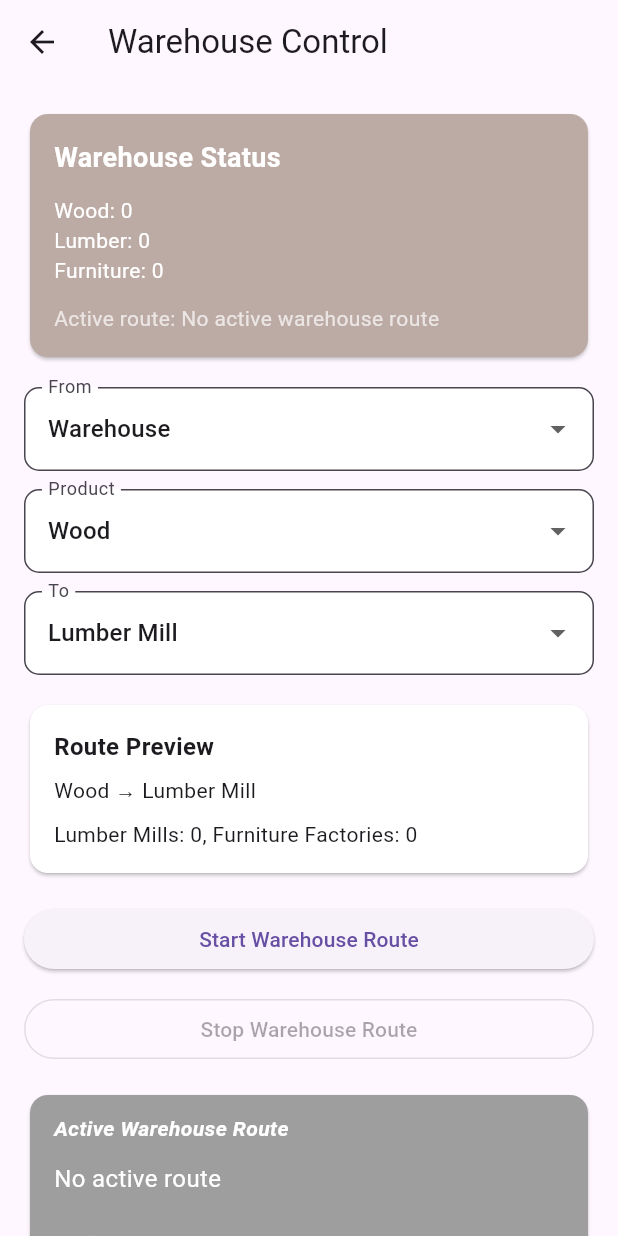
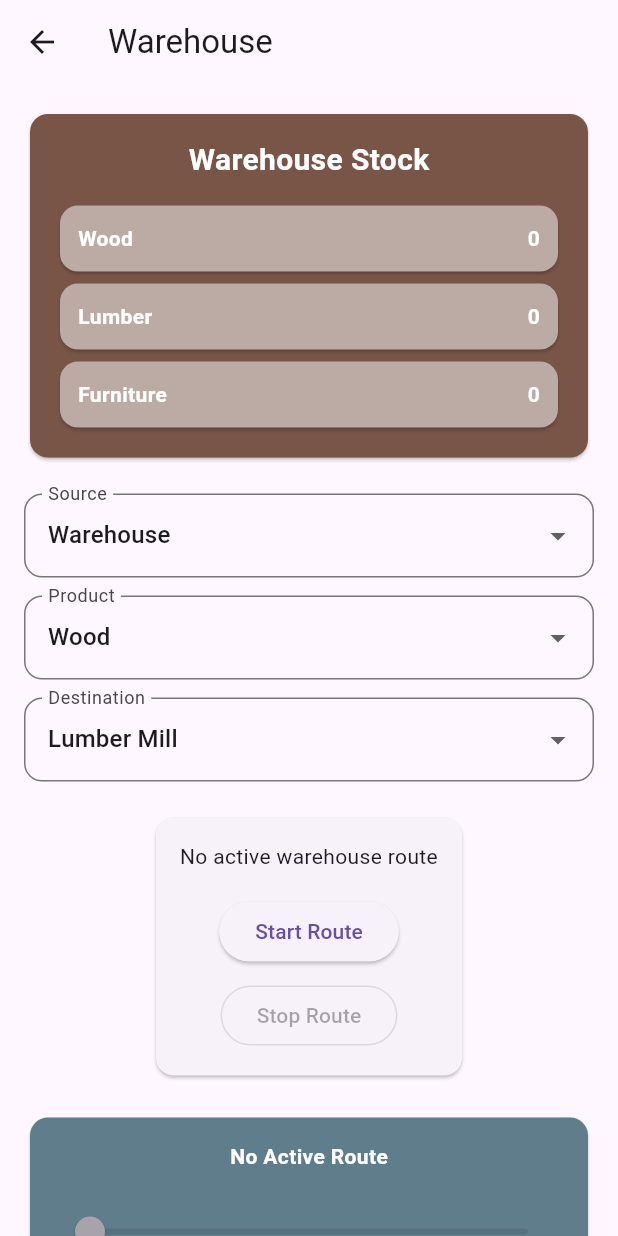
Before and after one commit to zekeriya2280/zelix_rised_trades, a Flutter app: the screen it shows after launch, after a tap on "Warehouse Stock (Tap to configure)", on a phone screen of 412 x 824 dp. Run offline on Flutter 3.47's test engine with Material 3 defaults, Android fonts, the phone set to English and light mode, and no system bars; our stand-ins replace cloud_firestore, firebase_core, flutter_riverpod; accounts and stored records are empty.

Commit message:
not working Warehouse system + started Firebase

```diff
--- a/lib/main.dart
+++ b/lib/main.dart
@@ -1,10 +1,12 @@
 import 'dart:async';
+import 'package:firebase_core/firebase_core.dart';
 import 'package:intl/intl.dart';
 import 'package:flutter/material.dart';
 
 import 'core/enums/resource_type.dart';
 import 'core/models/warehouse.dart';
 import 'screens/warehouse_screen.dart';
+import 'package:cloud_firestore/cloud_firestore.dart';
 
 enum WarehouseAction {
   none,
@@ -13,8 +15,10 @@ enum WarehouseAction {
   autoSell,
 }
 
-void main() {
-  runApp(const MyApp());
+void main() async {
+  WidgetsFlutterBinding.ensureInitialized();
+  await Firebase.initializeApp();
+  runApp(MyApp());
 }
 
 class MyApp extends StatelessWidget {
@@ -73,11 +77,15 @@ class _DashboardScreenState extends State<DashboardScreen> {
   int sellTimer = 0;
 
   Timer? timer;
+  final FirebaseFirestore firestore = FirebaseFirestore.instance;
+
 
   @override
-  void initState() {
+  void initState()  {
     super.initState();
-
+    Future.microtask(() async {
+    await logToFirestore("Game started");
+  });
     warehouse = Warehouse(
       id: 'main_warehouse',
       name: 'Main Warehouse',
@@ -93,7 +101,18 @@ class _DashboardScreenState extends State<DashboardScreen> {
       gameTick();
     });
   }
+  Future<void> logToFirestore(String message) async {
+  try {
+    final doc = await firestore.collection('activity_logs').add({
+      'message': message,
+      'timestamp': FieldValue.serverTimestamp(),
+    });
 
+    print('SUCCESS: ${doc.id}');
+  } catch (e) {
+    print('FIRESTORE ERROR: $e');
+  }
+}
   void gameTick() {
     // Only advance each production timer when the corresponding building exists.
     if (forests > 0) {
--- a/lib/screens/warehouse_screen.dart
+++ b/lib/screens/warehouse_screen.dart
@@ -1,7 +1,8 @@
 import 'package:flutter/material.dart';
-
 import '../core/enums/resource_type.dart';
 import '../core/models/warehouse.dart';
+import 'package:flutter_riverpod/flutter_riverpod.dart';
+import 'package:intl/intl.dart';
 
 class WarehouseScreen extends StatefulWidget {
   final Warehouse warehouse;
@@ -12,13 +13,16 @@ class WarehouseScreen extends StatefulWidget {
   final int furnitureProductionTimer;
   final int sellTimer;
   final int productionInterval;
+
   final String selectedSource;
   final String selectedProduct;
   final String selectedDestination;
   final String routeDescription;
+
   final ValueChanged<String> onSourceChanged;
   final ValueChanged<String> onProductChanged;
   final ValueChanged<String> onDestinationChanged;
+
   final VoidCallback onStartRoute;
   final VoidCallback onStopRoute;
 
@@ -51,122 +55,96 @@ class _WarehouseScreenState extends State<WarehouseScreen> {
   late String selectedSource;
   late String selectedProduct;
   late String selectedDestination;
-  late String activeActionLabel;
-  late String routeDescription;
-
-  final sourceOptions = ['Warehouse'];
-  final productOptions = ['Wood', 'Lumber', 'Furniture'];
-  final destinationOptions = ['Lumber Mill', 'Furniture Factory', 'Tokyo'];
 
   @override
   void initState() {
     super.initState();
+
     selectedSource = widget.selectedSource;
     selectedProduct = widget.selectedProduct;
     selectedDestination = widget.selectedDestination;
-    activeActionLabel = widget.activeActionLabel;
-    routeDescription = widget.routeDescription;
   }
 
-  WarehouseAction getSelectedAction() {
-    if (selectedProduct == 'Wood' && selectedDestination == 'Lumber Mill') {
-      return WarehouseAction.autoLumber;
-    }
-    if (selectedProduct == 'Lumber' && selectedDestination == 'Furniture Factory') {
-      return WarehouseAction.autoFurniture;
-    }
-    if (selectedProduct == 'Furniture' && selectedDestination == 'Tokyo') {
-      return WarehouseAction.autoSell;
-    }
-    return WarehouseAction.none;
-  }
+  @override
+  void didUpdateWidget(covariant WarehouseScreen oldWidget) {
+    super.didUpdateWidget(oldWidget);
 
-  bool get hasValidSelection => getSelectedAction() != WarehouseAction.none;
-
-  String get actionTitle {
-    switch (activeActionLabel) {
-      case 'autoLumber':
-        return 'Wood to Lumber Mill';
-      case 'autoFurniture':
-        return 'Lumber to Furniture Factory';
-      case 'autoSell':
-        return 'Furniture to City Sale';
-      default:
-        return 'No active route';
-    }
+    selectedSource = widget.selectedSource;
+    selectedProduct = widget.selectedProduct;
+    selectedDestination = widget.selectedDestination;
   }
 
   int get activeTimer {
-    switch (activeActionLabel) {
+    switch (widget.activeActionLabel) {
       case 'autoLumber':
         return widget.lumberProductionTimer;
+
       case 'autoFurniture':
         return widget.furnitureProductionTimer;
+
       case 'autoSell':
         return widget.sellTimer;
+
       default:
         return 0;
     }
   }
 
-  Color get activeColor {
-    switch (activeActionLabel) {
+  bool get hasValidSelection {
+    return (selectedProduct == 'Wood' &&
+            selectedDestination == 'Lumber Mill') ||
+        (selectedProduct == 'Lumber' &&
+            selectedDestination == 'Furniture Factory') ||
+        (selectedProduct == 'Furniture' &&
+            selectedDestination == 'Tokyo');
+  }
+
+  String get actionTitle {
+    switch (widget.activeActionLabel) {
       case 'autoLumber':
-        return Colors.orange.shade300;
+        return 'Wood → Lumber Mill';
+
       case 'autoFurniture':
-        return Colors.blue.shade300;
+        return 'Lumber → Furniture Factory';
+
       case 'autoSell':
-        return Colors.green.shade300;
+        return 'Furniture → Tokyo';
+
       default:
-        return Colors.grey.shade500;
+        return 'No Active Route';
     }
   }
 
-  Widget actionProgressCard() {
-    final enabled = activeActionLabel != 'none';
-    final baseColor = enabled ? activeColor : Colors.grey;
-    final label = enabled ? '${productionPercent()}% complete' : 'Waiting for route';
+  double get progress {
+    if (widget.productionInterval <= 0) return 0;
 
+    return activeTimer
+        .toDouble()
+        .clamp(0, widget.productionInterval.toDouble());
+  }
+
+  Widget stockTile(String title, int amount) {
     return Card(
-      color: baseColor,
+      color: Colors.brown.shade200,
       child: Padding(
-        padding: const EdgeInsets.symmetric(horizontal: 16, vertical: 12),
-        child: Column(
-          crossAxisAlignment: CrossAxisAlignment.start,
+        padding: const EdgeInsets.all(12),
+        child: Row(
           children: [
-            Text(
-              'Active Warehouse Route',
-              style: const TextStyle(
-                fontWeight: FontWeight.bold,
-                color: Colors.white,
-                fontStyle: FontStyle.italic,
-              ),
-            ),
-            const SizedBox(height: 12),
-            Text(
-              actionTitle,
-              style: const TextStyle(color: Colors.white, fontSize: 16),
-            ),
-            const SizedBox(height: 12),
-            SliderTheme(
-              data: SliderTheme.of(context).copyWith(
-                activeTrackColor: enabled ? baseColor.withAlpha((0.95 * 255).round()) : Colors.white54,
-                inactiveTrackColor: enabled ? baseColor.withAlpha((0.4 * 255).round()) : Colors.white24,
-                thumbColor: enabled ? baseColor.withAlpha((0.9 * 255).round()) : Colors.white38,
-                overlayColor: enabled ? baseColor.withAlpha((0.25 * 255).round()) : Colors.white30,
-              ),
-              child: Slider(
-                value: enabled ? activeTimer.toDouble() : 0.0,
-                min: 0,
-                max: widget.productionInterval.toDouble(),
-                divisions: widget.productionInterval,
-                label: label,
-                onChanged: null,
+            Expanded(
+              child: Text(
+                title,
+                style: const TextStyle(
+                  color: Colors.white,
+                  fontWeight: FontWeight.bold,
+                ),
               ),
             ),
             Text(
-              label,
-              style: const TextStyle(color: Colors.white70, fontSize: 12),
+              '$amount',
+              style: const TextStyle(
+                color: Colors.white,
+                fontWeight: FontWeight.bold,
+              ),
             ),
           ],
         ),
@@ -174,161 +152,220 @@ class _WarehouseScreenState extends State<WarehouseScreen> {
     );
   }
 
-  double productionPercent() {
-    if (widget.productionInterval == 0) return 0;
-    return (activeTimer / widget.productionInterval * 100).clamp(0, 100).toDouble();
-  }
-
-  Widget buildDropdownField({
+  Widget dropdown({
     required String label,
     required String value,
     required List<String> items,
-    required ValueChanged<String?> onChanged,
+    required ValueChanged<String> onChanged,
   }) {
     return DropdownButtonFormField<String>(
+      initialValue: value,
       decoration: InputDecoration(
         labelText: label,
-        filled: true,
-        fillColor: Colors.white,
-        border: OutlineInputBorder(borderRadius: BorderRadius.circular(10)),
+        border: OutlineInputBorder(
+          borderRadius: BorderRadius.circular(12),
+        ),
       ),
-      initialValue: value,
-      items: items.map((item) {
-        return DropdownMenuItem(value: item, child: Text(item));
-      }).toList(),
-      onChanged: onChanged,
+      items: items
+          .map(
+            (e) => DropdownMenuItem(
+              value: e,
+              child: Text(e),
+            ),
+          )
+          .toList(),
+      onChanged: (v) {
+        if (v == null) return;
+        onChanged(v);
+      },
     );
   }
 
   @override
   Widget build(BuildContext context) {
-    final selectedAction = getSelectedAction();
-    final canStart = hasValidSelection;
-    final targetDescription = canStart ? '$selectedProduct → $selectedDestination' : 'Please choose a valid product and destination';
-
     return Scaffold(
       appBar: AppBar(
-        title: const Text('Warehouse Control'),
+        title: const Text('Warehouse'),
       ),
       body: SingleChildScrollView(
         padding: const EdgeInsets.all(16),
         child: Column(
-          crossAxisAlignment: CrossAxisAlignment.stretch,
           children: [
             Card(
-              color: Colors.brown[200],
+              color: Colors.brown,
               child: Padding(
                 padding: const EdgeInsets.all(16),
                 child: Column(
-                  crossAxisAlignment: CrossAxisAlignment.stretch,
                   children: [
                     const Text(
-                      'Warehouse Status',
-                      style: TextStyle(fontWeight: FontWeight.bold, fontSize: 18, color: Colors.white),
+                      'Warehouse Stock',
+                      style: TextStyle(
+                        color: Colors.white,
+                        fontSize: 20,
+                        fontWeight: FontWeight.bold,
+                      ),
                     ),
                     const SizedBox(height: 12),
-                    Text('Wood: ${widget.warehouse.getResource('Wood')}', style: const TextStyle(color: Colors.white)),
-                    Text('Lumber: ${widget.warehouse.getResource('Lumber')}', style: const TextStyle(color: Colors.white)),
-                    Text('Furniture: ${widget.warehouse.getResource('Furniture')}', style: const TextStyle(color: Colors.white)),
-                    const SizedBox(height: 12),
-                    Text('Active route: $routeDescription', style: const TextStyle(color: Colors.white70)),
+                    stockTile(
+                      'Wood',
+                      widget.warehouse.get(ResourceType.wood),
+                    ),
+                    stockTile(
+                      'Lumber',
+                      widget.warehouse.get(ResourceType.lumber),
+                    ),
+                    stockTile(
+                      'Furniture',
+                      widget.warehouse.get(ResourceType.furniture),
+                    ),
                   ],
                 ),
               ),
             ),
-            const SizedBox(height: 16),
-            buildDropdownField(
-              label: 'From',
+
+            const SizedBox(height: 20),
+
+            dropdown(
+              label: 'Source',
               value: selectedSource,
-              items: sourceOptions,
+              items: const [
+                'Warehouse',
+              ],
               onChanged: (value) {
-                if (value == null) return;
                 setState(() {
                   selectedSource = value;
                 });
+
                 widget.onSourceChanged(value);
               },
             ),
+
             const SizedBox(height: 12),
-            buildDropdownField(
+
+            dropdown(
               label: 'Product',
               value: selectedProduct,
-              items: productOptions,
+              items: const [
+                'Wood',
+                'Lumber',
+                'Furniture',
+              ],
               onChanged: (value) {
-                if (value == null) return;
                 setState(() {
                   selectedProduct = value;
                 });
+
                 widget.onProductChanged(value);
               },
             ),
+
             const SizedBox(height: 12),
-            buildDropdownField(
-              label: 'To',
+
+            dropdown(
+              label: 'Destination',
               value: selectedDestination,
-              items: destinationOptions,
+              items: const [
+                'Lumber Mill',
+                'Furniture Factory',
+                'Tokyo',
+              ],
               onChanged: (value) {
-                if (value == null) return;
                 setState(() {
                   selectedDestination = value;
                 });
+
                 widget.onDestinationChanged(value);
               },
             ),
-            const SizedBox(height: 16),
+
+            const SizedBox(height: 20),
+
             Card(
-              color: Colors.white,
               child: Padding(
                 padding: const EdgeInsets.all(16),
                 child: Column(
-                  crossAxisAlignment: CrossAxisAlignment.start,
                   children: [
-                    const Text('Route Preview', style: TextStyle(fontWeight: FontWeight.bold, fontSize: 16)),
+                    Text(
+                      widget.routeDescription,
+                      textAlign: TextAlign.center,
+                    ),
+                    const SizedBox(height: 16),
+
+                    ElevatedButton(
+                      onPressed: hasValidSelection
+                          ? widget.onStartRoute
+                          : null,
+                      child: const Text(
+                        'Start Route',
+                      ),
+                    ),
+
                     const SizedBox(height: 8),
-                    Text(targetDescription),
-                    const SizedBox(height: 8),
-                    Text('Lumber Mills: ${widget.lumberMills}, Furniture Factories: ${widget.furnitureFactories}'),
-                    if (!canStart)
-                      const Padding(
-                        padding: EdgeInsets.only(top: 8),
-                        child: Text('Use Wood → Lumber Mill, Lumber → Furniture Factory or Furniture → Tokyo to start a valid route.', style: TextStyle(color: Colors.red)),
+
+                    OutlinedButton(
+                      onPressed:
+                          widget.activeActionLabel != 'none'
+                              ? widget.onStopRoute
+                              : null,
+                      child: const Text(
+                        'Stop Route',
                       ),
+                    ),
                   ],
                 ),
               ),
             ),
-            const SizedBox(height: 16),
-            ElevatedButton(
-              onPressed: canStart ? () {
-                activeActionLabel = selectedAction.name;
-                routeDescription = '$selectedProduct from $selectedSource → $selectedDestination';
-                widget.onStartRoute();
-                setState(() {});
-              } : null,
-              child: const Text('Start Warehouse Route'),
+
+            const SizedBox(height: 20),
+
+            Card(
+              color: Colors.blueGrey,
+              child: Padding(
+                padding: const EdgeInsets.all(16),
+                child: Column(
+                  children: [
+                    Text(
+                      actionTitle,
+                      style: const TextStyle(
+                        color: Colors.white,
+                        fontWeight: FontWeight.bold,
+                      ),
+                    ),
+
+                    const SizedBox(height: 16),
+
+                    Slider(
+                      value: progress,
+                      min: 0,
+                      max: widget.productionInterval.toDouble(),
+                      onChanged: null,
+                    ),
+
+                    Text(
+                      '$activeTimer / ${widget.productionInterval}',
+                      style: const TextStyle(
+                        color: Colors.white,
+                      ),
+                    ),
+                  ],
+                ),
+              ),
             ),
-            const SizedBox(height: 12),
-            OutlinedButton(
-              onPressed: activeActionLabel != 'none' ? () {
-                activeActionLabel = 'none';
-                routeDescription = 'No active warehouse route';
-                widget.onStopRoute();
-                setState(() {});
-              } : null,
-              child: const Text('Stop Warehouse Route'),
-            ),
-            const SizedBox(height: 16),
-            actionProgressCard(),
-            const SizedBox(height: 16),
+
+            const SizedBox(height: 20),
+
             Card(
               child: Padding(
                 padding: const EdgeInsets.all(16),
                 child: Column(
-                  crossAxisAlignment: CrossAxisAlignment.start,
-                  children: const [
-                    Text('Notes', style: TextStyle(fontWeight: FontWeight.bold, fontSize: 16)),
-                    SizedBox(height: 8),
-                    Text('Use the warehouse route selection to decide what product moves to which factory or city. The main menu sliders will now reflect the active warehouse automation.'),
+                  children: [
+                    Text(
+                      'Lumber Mills: ${widget.lumberMills}',
+                    ),
+                    const SizedBox(height: 8),
+                    Text(
+                      'Furniture Factories: ${widget.furnitureFactories}',
+                    ),
                   ],
                 ),
               ),
@@ -339,25 +376,3 @@ class _WarehouseScreenState extends State<WarehouseScreen> {
     );
   }
 }
-
-enum WarehouseAction {
-  none,
-  autoLumber,
-  autoFurniture,
-  autoSell,
-}
-
-extension WarehouseResourceExtension on Warehouse {
-  int getResource(String name) {
-    switch (name) {
-      case 'Wood':
-        return get(ResourceType.wood);
-      case 'Lumber':
-        return get(ResourceType.lumber);
-      case 'Furniture':
-        return get(ResourceType.furniture);
-      default:
-        return 0;
-    }
-  }
-}
--- a/pubspec.yaml
+++ b/pubspec.yaml
@@ -34,8 +34,10 @@ dependencies:
   # The following adds the Cupertino Icons font to your application.
   # Use with the CupertinoIcons class for iOS style icons.
   cupertino_icons: ^1.0.8
-  flutter_riverpod: ^3.3.1
+  flutter_riverpod:
   intl: ^0.20.2
+  cloud_firestore:
+  firebase_core: ^4.10.0
 
 dev_dependencies:
   flutter_test:
```
Also changed, not shown: pubspec.lock, 5 other files.
